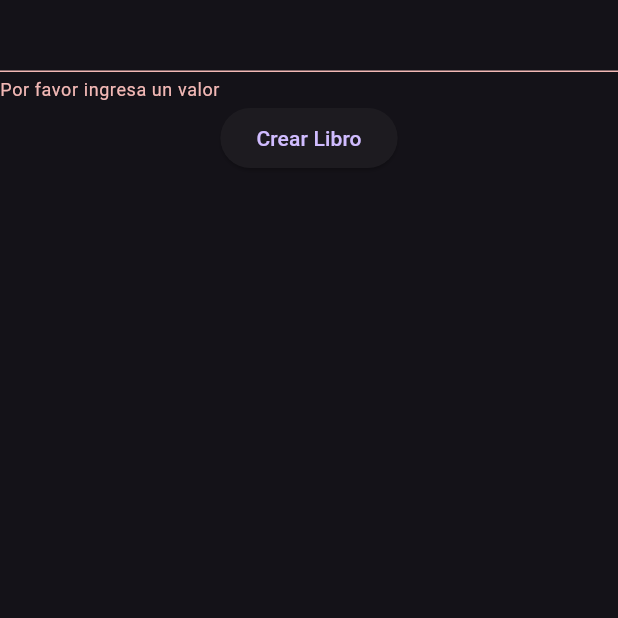
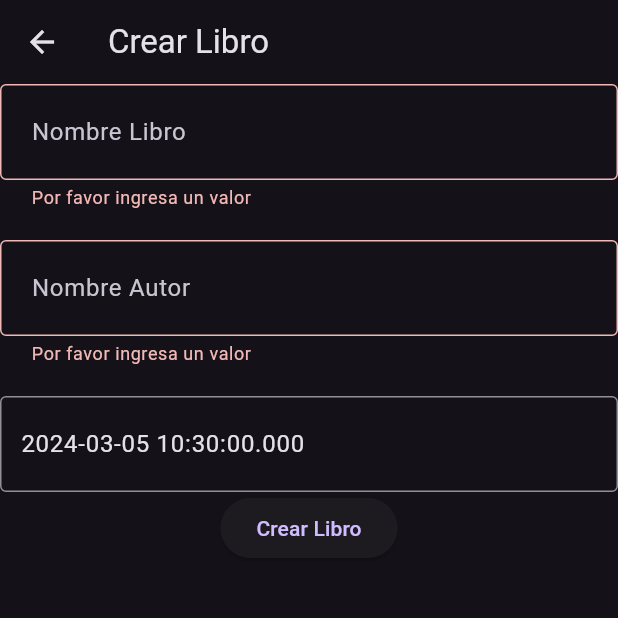
Before and after one commit to ChrisFree1/flutter-projetc, a Flutter app: the FormCreateBook screen opened directly, after a tap on "Crear Libro", on a phone screen of 412 x 824 dp, the top half of it. Run offline on Flutter 3.47's test engine with Material 3 defaults, Android fonts, the phone set to English and light mode, and no system bars; missing offline and left inert: flutter_material_pickers; network calls fail.

Commit message:
implementando formulario book

```diff
--- a/lib/Models/Books.dart
+++ b/lib/Models/Books.dart
@@ -1,3 +1,5 @@
+// ignore_for_file: non_constant_identifier_names
+
 class Books {
   String? id_libro;
   String? nombre_libro;
@@ -5,8 +7,7 @@ class Books {
   String? fecha_publicacion;
   String? statusBook;
 
-  Books(this.autor_libro, this.nombre_libro, this.fecha_publicacion,
-      this.statusBook);
+  Books(this.autor_libro, this.nombre_libro, this.fecha_publicacion);
 
   Books.fromJson(Map<String, dynamic> book) {
     id_libro = book['id_libro'];
@@ -15,4 +16,12 @@ class Books {
     fecha_publicacion = book['fecha_publicacion'];
     statusBook = book['statusBook'];
   }
+
+  Map<String, dynamic> toJson() {
+    return {
+      'nombre_libro': nombre_libro,
+      'autor_libro': autor_libro,
+      'fecha_publicacion': fecha_publicacion
+    };
+  }
 }
--- a/lib/pages/FormCreateBook.dart
+++ b/lib/pages/FormCreateBook.dart
@@ -1,26 +1,54 @@
+// ignore_for_file: library_private_types_in_public_api, use_key_in_widget_constructors
+
 import 'package:flutter/material.dart';
-
-//Creando una interfaz para formulario
+import 'package:flutter/widgets.dart';
+import 'package:flutter_material_pickers/flutter_material_pickers.dart';
+import '../services/books.service.dart';
+import '../Models/Books.dart';
 
 class FormCreateBook extends StatefulWidget {
-  const FormCreateBook({super.key});
+
+  const FormCreateBook({Key? key}) : super(key: key);
 
   @override
-  FormCreateBookState createState() {
-    return FormCreateBookState();
-  }
+  _FormCreateBookState createState() => _FormCreateBookState();
 }
 
-class FormCreateBookState extends State<FormCreateBook> {
+
+class _FormCreateBookState extends State<FormCreateBook> {
+  void _selectDate(BuildContext context) {
+    showMaterialDatePicker(
+      context: context,
+      selectedDate: _selectedDate,
+      onChanged: (value) => setState(() => _selectedDate = value),
+      firstDate: DateTime(1600),
+      lastDate: DateTime.now(),
+    );
+  }
+
   final _formState = GlobalKey<FormState>();
+  DateTime _selectedDate = DateTime.now();
+  final _serviceBooks = ServicesBooks();
 
+  final _nombreLibroController = TextEditingController();
+  final _autorLibroController = TextEditingController();
   @override
   Widget build(BuildContext context) {
-    return Form(
+    return Scaffold(
+      appBar: AppBar(
+        title: const Text('Crear Libro'),
+      ),
+      body: Form(
         key: _formState,
         child: Column(
           children: <Widget>[
             TextFormField(
+              controller: _nombreLibroController,
+              decoration: const InputDecoration(
+                  contentPadding:
+                      EdgeInsets.symmetric(horizontal: 17, vertical: 20),
+                  border: OutlineInputBorder(),
+                  hintText: 'Nombre Libro'),
               validator: (value) {
                 if (value == null || value.isEmpty) {
                   return 'Por favor ingresa un valor';
@@ -28,16 +56,79 @@ class FormCreateBookState extends State<FormCreateBook> {
                 return null;
               },
             ),
+            const SizedBox(height: 20, width: 10),
+            TextFormField(
+              controller: _autorLibroController,
+              decoration: const InputDecoration(
+                  contentPadding:
+                      EdgeInsets.symmetric(horizontal: 17, vertical: 20),
+                  border: OutlineInputBorder(),
+                  hintText: 'Nombre Autor'),
+              validator: (value) {
+                if (value == null || value.isEmpty) {
+                  return 'Por favor ingresa un valor';
+                }
+                return null;
+              },
+            ),
+            const SizedBox(height: 20, width: 10),
+            GestureDetector(
+              onTap: () {
+                _selectDate(context);
+              },
+              child: AbsorbPointer(
+                child: TextFormField(
+                  decoration: const InputDecoration(
+                      border: OutlineInputBorder(),
+                      hintText: 'Fecha de Publicación',
+                      contentPadding:
+                          EdgeInsets.symmetric(horizontal: 10, vertical: 20)),
+                  controller: TextEditingController(
+                      text: _selectedDate
+                          .toString()), // Muestra la fecha seleccionada
+                  validator: (value) {
+                    if (value == null || value.isEmpty) {
+                      return 'Por favor selecciona una fecha';
+                    }
+                    return null;
+                  },
+                ),
+              ),
+            ),
             ElevatedButton(
-                onPressed: () {
-                  if (_formState.currentState!.validate()) {
+              onPressed: () {
+                if (_formState.currentState!.validate()) {
+                  final newBook = Books(
+                    _autorLibroController.text,
+                    _nombreLibroController.text,
+                    _selectedDate.toString(),
+                  );
+                  _serviceBooks.createBook(newBook).then((_) {
                     ScaffoldMessenger.of(context).showSnackBar(
-                      const SnackBar(content: Text('Libro Creado'))
+                      const SnackBar(content: Text('Libro Creado')),
                     );
-                  }
-                },
-                child: const Text('Crear Libro'))
+                    // Limpiar los campos después de crear el libro
+                    _nombreLibroController.clear();
+                    _autorLibroController.clear();
+                    setState(() {
+                      _selectedDate = DateTime.now();
+                    });
+                  }).catchError((error) {
+                    // Mostrar un mensaje de error si falla la creación del libro
+                    ScaffoldMessenger.of(context).showSnackBar(
+                      const SnackBar(
+                        content: Text('Error al crear el libro'),
+                        backgroundColor: Color.fromARGB(255, 189, 43, 43),
+                      ),
+                    );
+                  });
+                }
+              },
+              child: const Text('Crear Libro'),
+            ),
           ],
-        ));
+        ),
+      ),
+    );
   }
 }
--- a/pubspec.yaml
+++ b/pubspec.yaml
@@ -39,6 +39,8 @@ dependencies:
   provider: ^6.1.1
   firebase_auth: ^4.17.5
   http: ^1.2.0
+  flutter_datetime_picker: ^1.5.1
+  flutter_material_pickers: ^3.6.0
 
 dev_dependencies:
   flutter_test:
```
Also changed, not shown: lib/main.dart (+29 -37 lines), lib/services/books.service.dart (added, +37 -0 lines), pubspec.lock.
